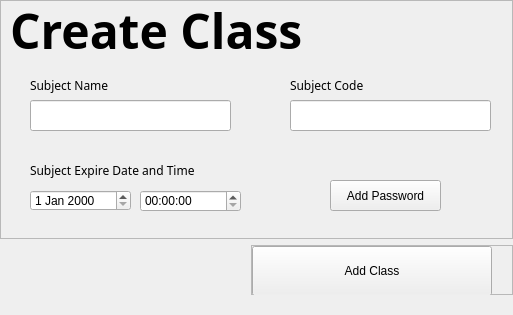
mjOmandam07/attendance_project, file ui/add_class.ui: the form before one commit.
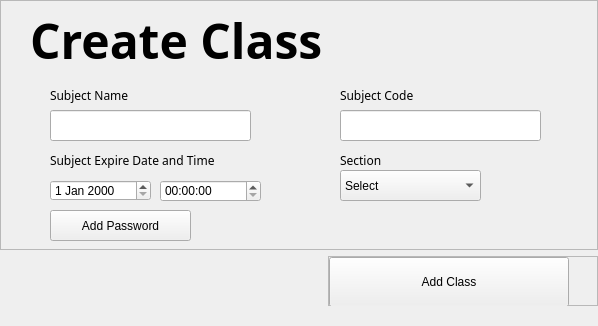
The form after the commit.

Commit message: added sections for students and classes on backend and frontend

```diff
--- a/ui/add_class.ui
+++ b/ui/add_class.ui
@@ -6,8 +6,8 @@
    <rect>
     <x>0</x>
     <y>0</y>
-    <width>513</width>
-    <height>315</height>
+    <width>598</width>
+    <height>326</height>
    </rect>
   </property>
   <property name="minimumSize">
@@ -50,8 +50,8 @@
       <widget class="QLabel" name="label_4">
        <property name="geometry">
         <rect>
-         <x>290</x>
-         <y>75</y>
+         <x>340</x>
+         <y>85</y>
          <width>91</width>
          <height>20</height>
         </rect>
@@ -81,8 +81,8 @@
       <widget class="QLabel" name="label_3">
        <property name="geometry">
         <rect>
-         <x>30</x>
-         <y>160</y>
+         <x>50</x>
+         <y>150</y>
          <width>171</width>
          <height>21</height>
         </rect>
@@ -99,8 +99,8 @@
       <widget class="QLineEdit" name="course_code">
        <property name="geometry">
         <rect>
-         <x>290</x>
-         <y>100</y>
+         <x>340</x>
+         <y>110</y>
          <width>201</width>
          <height>31</height>
         </rect>
@@ -109,9 +109,9 @@
       <widget class="QPushButton" name="course_add_pass_btn">
        <property name="geometry">
         <rect>
-         <x>330</x>
-         <y>180</y>
-         <width>111</width>
+         <x>50</x>
+         <y>210</y>
+         <width>141</width>
          <height>31</height>
         </rect>
        </property>
@@ -122,8 +122,8 @@
       <widget class="QTimeEdit" name="course_expire_time">
        <property name="geometry">
         <rect>
-         <x>140</x>
-         <y>190</y>
+         <x>160</x>
+         <y>180</y>
          <width>101</width>
          <height>22</height>
         </rect>
@@ -132,8 +132,8 @@
       <widget class="QDateEdit" name="course_expire_date">
        <property name="geometry">
         <rect>
-         <x>30</x>
-         <y>190</y>
+         <x>50</x>
+         <y>180</y>
          <width>101</width>
          <height>21</height>
         </rect>
@@ -142,8 +142,8 @@
       <widget class="QLabel" name="label">
        <property name="geometry">
         <rect>
-         <x>10</x>
-         <y>0</y>
+         <x>30</x>
+         <y>10</y>
          <width>321</width>
          <height>61</height>
         </rect>
@@ -215,8 +215,8 @@
       <widget class="QLabel" name="label_2">
        <property name="geometry">
         <rect>
-         <x>30</x>
-         <y>75</y>
+         <x>50</x>
+         <y>85</y>
          <width>91</width>
          <height>20</height>
         </rect>
@@ -233,13 +233,46 @@
       <widget class="QLineEdit" name="course_name">
        <property name="geometry">
         <rect>
-         <x>30</x>
-         <y>100</y>
+         <x>50</x>
+         <y>110</y>
          <width>201</width>
          <height>31</height>
         </rect>
        </property>
       </widget>
+      <widget class="QComboBox" name="course_section">
+       <property name="geometry">
+        <rect>
+         <x>340</x>
+         <y>170</y>
+         <width>141</width>
+         <height>31</height>
+        </rect>
+       </property>
+       <item>
+        <property name="text">
+         <string>Select</string>
+        </property>
+       </item>
+      </widget>
+      <widget class="QLabel" name="label_7">
+       <property name="geometry">
+        <rect>
+         <x>340</x>
+         <y>150</y>
+         <width>71</width>
+         <height>21</height>
+        </rect>
+       </property>
+       <property name="font">
+        <font>
+         <family>Montserrat</family>
+        </font>
+       </property>
+       <property name="text">
+        <string>Section</string>
+       </property>
+      </widget>
      </widget>
     </item>
     <item alignment="Qt::AlignRight">
@@ -267,7 +300,7 @@
         <number>0</number>
        </property>
        <property name="rightMargin">
-        <number>20</number>
+        <number>28</number>
        </property>
        <property name="bottomMargin">
         <number>0</number>
```
Left out of the diff: 8 changed lines with no effect on the pictures. The commit also changes 25 other files.
